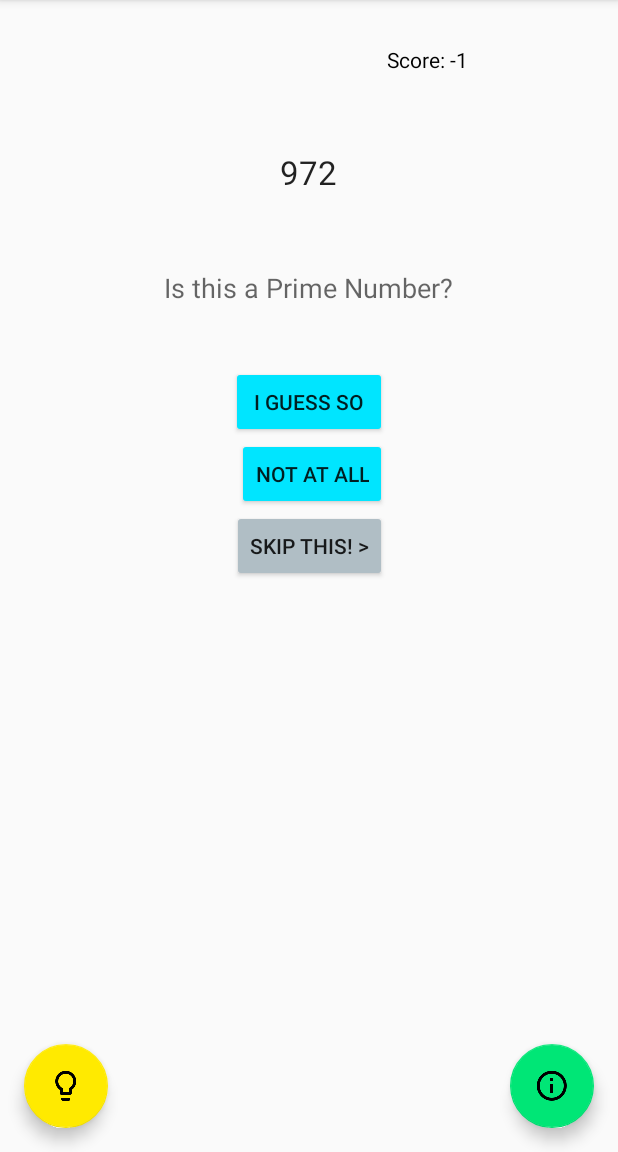
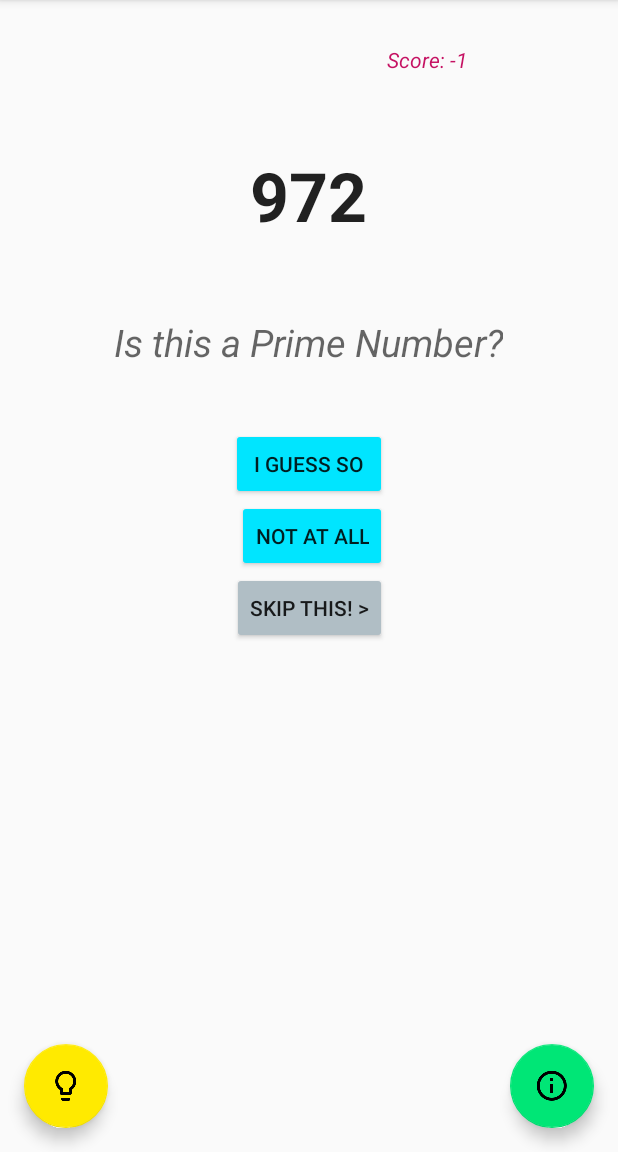
Before and after one commit to yajurahuja/PrimeChecker, an Android app: the screen it shows after launch (MainActivity), after a tap on "I GUESS SO", on a phone screen of 412 x 824 dp, the part 84-1236 px from its top. Run offline under Robolectric (Android 15) with nearby library versions, the phone set to English and light mode, and no system bars.

Commit message:
added final apk

```diff
--- a/app/src/main/java/com/example/mansi/myapplication/MainActivity.java
+++ b/app/src/main/java/com/example/mansi/myapplication/MainActivity.java
@@ -93,8 +93,13 @@ public class MainActivity extends AppCompatActivity {
         yes.setOnClickListener(new View.OnClickListener() {
             @Override
             public void onClick(View view) {
-                    if(check==1){
+                    if((check==1)&&(h1<5)){
                         quiz += 1;
+                        Toast.makeText(MainActivity.this,
+                                "Yayy!! You got it right", Toast.LENGTH_LONG).show();
+                    }
+                    else if(check==1)
+                    {
                         Toast.makeText(MainActivity.this,
                                 "Yayy!! You got it right", Toast.LENGTH_LONG).show();
                     }
@@ -118,8 +123,13 @@ public class MainActivity extends AppCompatActivity {
         no.setOnClickListener(new View.OnClickListener() {
             @Override
             public void onClick(View view) {
-                if(check==0){
+                if((check==0)&&(h1<5)){
                     quiz += 1;
+                    Toast.makeText(MainActivity.this,
+                            "Yayy!! You got it right", Toast.LENGTH_LONG).show();
+                }
+                else if(check==0)
+                {
                     Toast.makeText(MainActivity.this,
                             "Yayy!! You got it right", Toast.LENGTH_LONG).show();
                 }
--- a/app/src/main/res/layout/activity_main.xml
+++ b/app/src/main/res/layout/activity_main.xml
@@ -30,6 +30,8 @@
                 android:layout_height="wrap_content"
                 android:textAppearance="?android:attr/textAppearanceLarge"
                 android:id="@+id/number"
+                android:textSize="45dp"
+                android:textStyle="bold"
                 android:layout_alignParentTop="true"
                 android:layout_centerHorizontal="true"
                 android:layout_marginTop="100dp" />
@@ -39,6 +41,8 @@
                 android:layout_height="wrap_content"
                 android:textAppearance="?android:attr/textAppearanceMedium"
                 android:id="@+id/question"
+                android:textStyle="italic"
+                android:textSize="25dp"
                 android:layout_marginTop="50dp"
                 android:layout_below="@+id/number"
                 android:layout_centerHorizontal="true" />
@@ -76,6 +80,8 @@
                 android:layout_height="wrap_content"
                 android:text=""
                 android:id="@+id/warning"
+                android:textStyle="bold"
+                android:textAlignment="center"
                 android:layout_gravity="top|left"
                 android:layout_marginTop="30dp"
                 android:layout_marginLeft="30dp"
@@ -86,9 +92,11 @@
                 android:layout_height="wrap_content"
                 android:text="Score: 0"
                 android:id="@+id/score"
+                android:textStyle="italic"
                 android:layout_alignTop="@+id/warning"
                 android:layout_toEndOf="@+id/yes"
-                android:textColor="@color/black"/>
+                android:textColorHint="@color/pink_A200"
+                android:textColor="@color/pink_A700"/>
         </RelativeLayout>
 
     </ScrollView>
--- a/app/src/main/res/layout/hint.xml
+++ b/app/src/main/res/layout/hint.xml
@@ -19,6 +19,7 @@
             android:textAppearance="?android:attr/textAppearanceMedium"
             android:id="@+id/hints"
             android:background="@color/white"
+            android:textAlignment="center"
             android:text="-> A prime number is a whole number greater than 1, whose only two whole-number factors are 1 and itself."
             android:layout_alignParentTop="true"
             android:layout_marginTop="95dp"
@@ -30,6 +31,7 @@
             android:layout_height="wrap_content"
             android:textAppearance="?android:attr/textAppearanceMedium"
             android:id="@+id/hints1"
+            android:textAlignment="center"
             android:background="@color/white"
             android:text="-> If the number has mare than 2 unique divisors, its not a prime number."
             android:layout_below="@+id/hints"
@@ -43,6 +45,7 @@
             android:layout_height="wrap_content"
             android:textAppearance="?android:attr/textAppearanceMedium"
             android:id="@+id/hints2"
+            android:textAlignment="center"
             android:background="@color/white"
             android:text="-> By default all even numbers other than 2 are primes."
             android:layout_below="@+id/hints1"
```
Also changed, not shown: app/src/main/res/layout/cheat.xml (+9 -2 lines), 1 other file.
